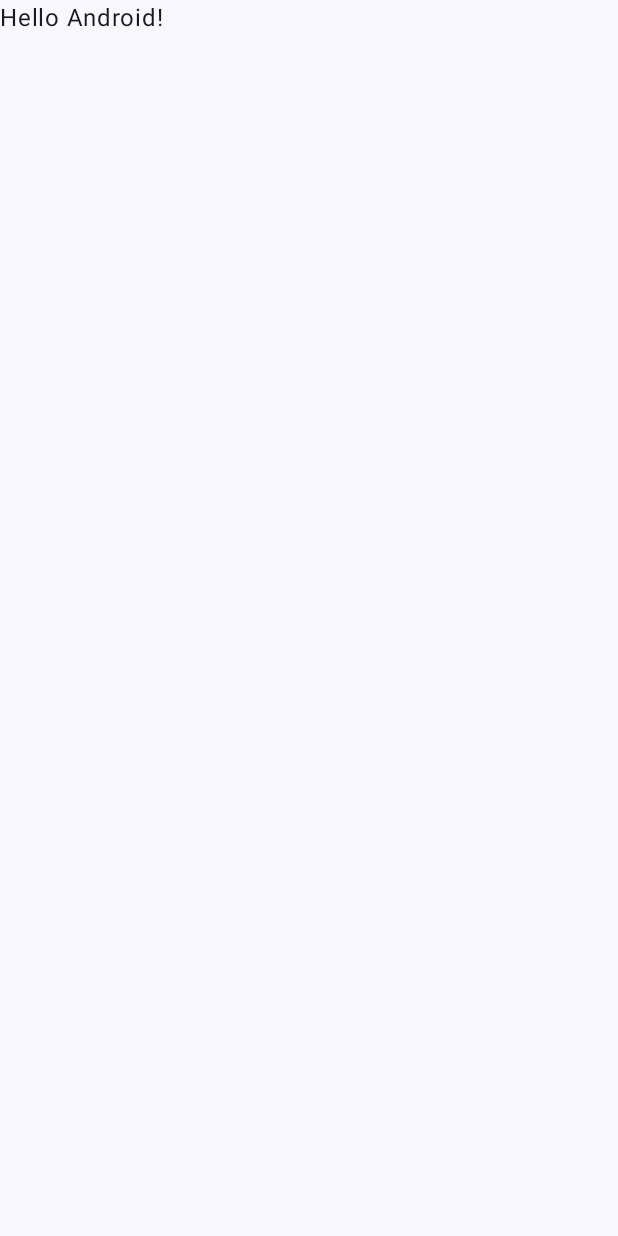
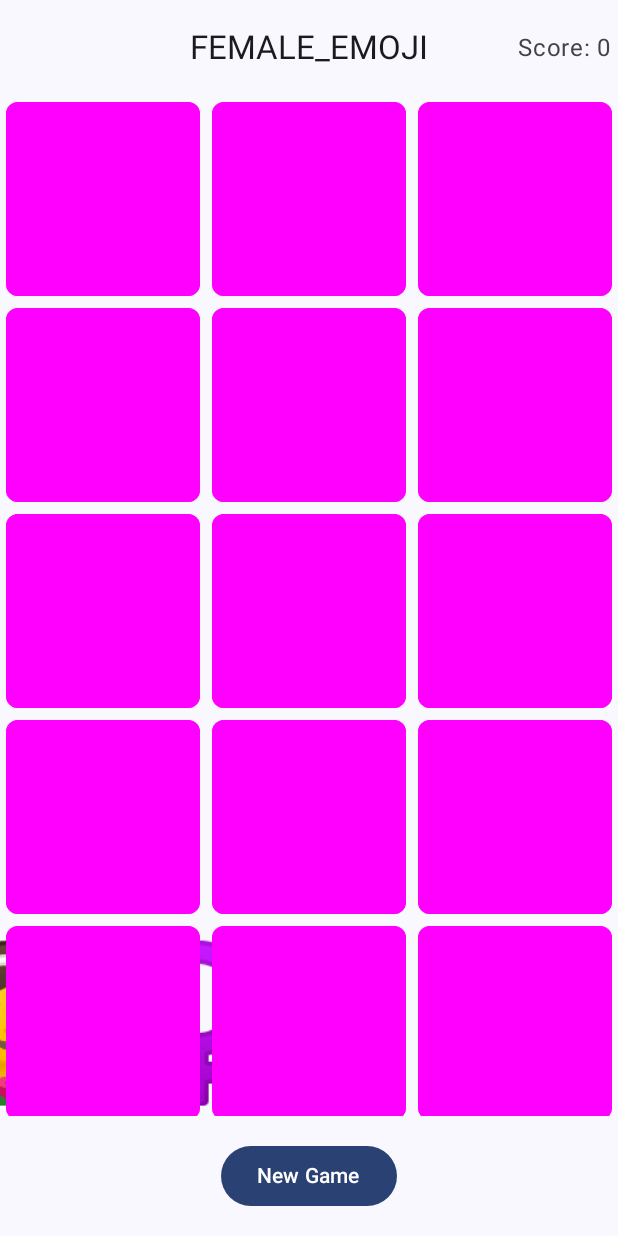
Before and after one commit to Redeeme/ThemedMemorizeAnd, an Android app built with Jetpack Compose: the screen it shows after launch (MainActivity), on a phone screen of 412 x 824 dp. Before the commit the screen is almost empty. Run offline under Robolectric (Android 15) with nearby library versions, the phone set to English and light mode, and no system bars.

```diff
--- a/app/build.gradle.kts
+++ b/app/build.gradle.kts
@@ -49,6 +49,7 @@ dependencies {
     implementation(libs.androidx.ui.graphics)
     implementation(libs.androidx.ui.tooling.preview)
     implementation(libs.androidx.material3)
+    implementation(libs.androidx.foundation)
     testImplementation(libs.junit)
     androidTestImplementation(libs.androidx.junit)
     androidTestImplementation(libs.androidx.espresso.core)
--- a/app/src/main/java/com/jf/themedmemorizeand/MainActivity.kt
+++ b/app/src/main/java/com/jf/themedmemorizeand/MainActivity.kt
@@ -4,44 +4,52 @@ import android.os.Bundle
 import androidx.activity.ComponentActivity
 import androidx.activity.compose.setContent
 import androidx.activity.enableEdgeToEdge
+import androidx.activity.viewModels
 import androidx.compose.foundation.layout.fillMaxSize
 import androidx.compose.foundation.layout.padding
+import androidx.compose.material3.CenterAlignedTopAppBar
+import androidx.compose.material3.ExperimentalMaterial3Api
 import androidx.compose.material3.Scaffold
 import androidx.compose.material3.Text
-import androidx.compose.runtime.Composable
 import androidx.compose.ui.Modifier
-import androidx.compose.ui.tooling.preview.Preview
+import androidx.lifecycle.compose.collectAsStateWithLifecycle
+import com.jf.themedmemorizeand.ui.EmojiGameView
 import com.jf.themedmemorizeand.ui.theme.ThemedMemorizeAndTheme
 
 class MainActivity : ComponentActivity() {
+
+    private val viewModel: MainViewModel by viewModels()
+
+    @OptIn(ExperimentalMaterial3Api::class)
     override fun onCreate(savedInstanceState: Bundle?) {
         super.onCreate(savedInstanceState)
+
         enableEdgeToEdge()
         setContent {
             ThemedMemorizeAndTheme {
-                Scaffold(modifier = Modifier.fillMaxSize()) { innerPadding ->
-                    Greeting(
-                        name = "Android",
-                        modifier = Modifier.padding(innerPadding)
+
+                val state = viewModel.uiState.collectAsStateWithLifecycle()
+
+                Scaffold(modifier = Modifier.fillMaxSize(),
+                    topBar = {
+                        CenterAlignedTopAppBar({state.value.game?.name?.let { Text(it) }},
+                            actions = {
+                                Text("Score: ${state.value.score}")
+                            })
+                    }) { innerPadding ->
+                    EmojiGameView(
+                        modifier = Modifier.padding(innerPadding),
+                        state = state.value,
+                        onReset = {
+                            viewModel.setupNewGame()
+                        },
+                        onCard = {
+                            viewModel.chooseCard(it)
+                        }
                     )
                 }
+
             }
         }
     }
 }
-
-@Composable
-fun Greeting(name: String, modifier: Modifier = Modifier) {
-    Text(
-        text = "Hello $name!",
-        modifier = modifier
-    )
-}
-
-@Preview(showBackground = true)
-@Composable
-fun GreetingPreview() {
-    ThemedMemorizeAndTheme {
-        Greeting("Android")
-    }
-}
--- /dev/null
+++ b/app/src/main/java/com/jf/themedmemorizeand/MainViewModel.kt
@@ -0,0 +1,49 @@
+package com.jf.themedmemorizeand
+
+import androidx.lifecycle.ViewModel
+import androidx.lifecycle.viewModelScope
+import com.jf.themedmemorizeand.data.Card
+import com.jf.themedmemorizeand.data.MemorizeGame
+import com.jf.themedmemorizeand.domain.EmojiGameProvider
+import com.jf.themedmemorizeand.ui.GameUiState
+import kotlinx.coroutines.flow.MutableStateFlow
+import kotlinx.coroutines.flow.asStateFlow
+import kotlinx.coroutines.flow.update
+import kotlinx.coroutines.launch
+
+class MainViewModel(
+    private val model: MemorizeGame = MemorizeGame()
+) : ViewModel() {
+    private val _uiState = MutableStateFlow(GameUiState())
+    val uiState = _uiState.asStateFlow()
+
+    init {
+        setupNewGame()
+    }
+
+    fun setupNewGame() {
+        viewModelScope.launch {
+            val game = EmojiGameProvider.getRandomGame()
+            model.createCards(game.emojiList)
+            _uiState.update { currentState ->
+                currentState.copy(
+                    cards = model.cards.toList(),
+                    game = game,
+                    score = model.score
+                )
+            }
+        }
+    }
+
+    fun chooseCard(card: Card) {
+        viewModelScope.launch {
+            model.chooseCard(card)
+            _uiState.update { currentState ->
+                currentState.copy(
+                    cards = model.cards.toList(),
+                    score = model.score
+                )
+            }
+        }
+    }
+}
--- /dev/null
+++ b/app/src/main/java/com/jf/themedmemorizeand/data/Card.kt
@@ -0,0 +1,8 @@
+package com.jf.themedmemorizeand.data
+
+data class Card(
+    var isFaceUp:Boolean = false,
+    var isMatched: Boolean = false,
+    val content: String,
+    val id: String
+)
--- /dev/null
+++ b/app/src/main/java/com/jf/themedmemorizeand/data/MemorizeGame.kt
@@ -0,0 +1,61 @@
+package com.jf.themedmemorizeand.data
+
+class MemorizeGame {
+    private val _cards: MutableList<Card> = mutableListOf()
+    val cards: List<Card> get() = _cards.toList()
+
+    var score: Int = 0
+
+    fun createCards(content: List<String>){
+        _cards.clear()
+        score = 0
+        content.forEachIndexed{ index,it->
+            _cards.add(
+                Card(
+                    content = it,
+                    id = "$index a"
+                )
+            )
+            _cards.add(
+                Card(
+                    content = it,
+                    id = "$index b"
+                )
+            )
+        }
+        _cards.shuffle()
+    }
+
+    fun chooseCard(card: Card) {
+        val index = _cards.indexOfFirst { it.id == card.id }
+        if (index != -1 && !_cards[index].isMatched) {
+            _cards[index] = _cards[index].copy(isFaceUp = !_cards[index].isFaceUp)
+        }
+        checkMatch()
+        checkScore()
+    }
+
+    private fun checkMatch(){
+        val cardsFaceUp = cards.filter { it.isFaceUp }
+        if (cardsFaceUp.count() == 3){
+            if (cardsFaceUp[0].content == cardsFaceUp[1].content){
+                cards[cards.indexOf(cardsFaceUp[0])].isMatched = true
+                cards[cards.indexOf(cardsFaceUp[1])].isMatched = true
+            }
+            cards.forEach{ it.isFaceUp = false }
+        }
+        if (cards.count { !it.isMatched } == 2){
+            if (cardsFaceUp.count() == 2){
+                cards[cards.indexOf(cardsFaceUp[0])].isMatched = true
+                cards[cards.indexOf(cardsFaceUp[1])].isMatched = true
+            }
+        }
+    }
+
+    private fun checkScore(){
+        val cardsMatches = cards.filter { it.isMatched }
+        if (cardsMatches.isNotEmpty()){
+            score = cardsMatches.count() / 2
+        }
+    }
+}
--- /dev/null
+++ b/app/src/main/java/com/jf/themedmemorizeand/domain/CardThemes.kt
@@ -0,0 +1,5 @@
+package com.jf.themedmemorizeand.domain
+
+enum class CardThemes{
+    SMILE_EMOJI, SAD_EMOJI, SCARY_EMOJI, ANIMAL_EMOJI, FEMALE_EMOJI, MALE_EMOJI
+}
--- /dev/null
+++ b/app/src/main/java/com/jf/themedmemorizeand/domain/EmojiGame.kt
@@ -0,0 +1,11 @@
+package com.jf.themedmemorizeand.domain
+
+import androidx.compose.ui.graphics.Color
+
+data class EmojiGame(
+    val name: String,
+    val emojiSet: CardThemes,
+    val numberOfPairs: Int,
+    val color: Color,
+    val emojiList: List<String>,
+)
--- /dev/null
+++ b/app/src/main/java/com/jf/themedmemorizeand/ui/EmojiGameView.kt
@@ -0,0 +1,128 @@
+package com.jf.themedmemorizeand.ui
+
+import androidx.compose.foundation.background
+import androidx.compose.foundation.border
+import androidx.compose.foundation.clickable
+import androidx.compose.foundation.layout.Box
+import androidx.compose.foundation.layout.Column
+import androidx.compose.foundation.layout.aspectRatio
+import androidx.compose.foundation.layout.fillMaxSize
+import androidx.compose.foundation.layout.fillMaxWidth
+import androidx.compose.foundation.layout.padding
+import androidx.compose.foundation.lazy.grid.GridCells
+import androidx.compose.foundation.lazy.grid.LazyVerticalGrid
+import androidx.compose.foundation.lazy.grid.items
+import androidx.compose.foundation.shape.RoundedCornerShape
+import androidx.compose.foundation.text.BasicText
+import androidx.compose.foundation.text.TextAutoSize
+import androidx.compose.material3.Button
+import androidx.compose.material3.Text
+import androidx.compose.runtime.Composable
+import androidx.compose.ui.Alignment
+import androidx.compose.ui.Modifier
+import androidx.compose.ui.graphics.Color
+import androidx.compose.ui.text.TextStyle
+import androidx.compose.ui.text.style.TextAlign
+import androidx.compose.ui.tooling.preview.Preview
+import androidx.compose.ui.unit.dp
+import androidx.compose.ui.unit.sp
+import com.jf.themedmemorizeand.data.Card
+import com.jf.themedmemorizeand.ui.theme.ThemedMemorizeAndTheme
+
+@Composable
+fun EmojiGameView(
+    modifier: Modifier = Modifier,
+    state: GameUiState,
+    onReset: () -> Unit = {},
+    onCard: (Card) -> Unit = {}
+) {
+    Column(
+        modifier = modifier.fillMaxSize(),
+        horizontalAlignment = Alignment.CenterHorizontally
+    ) {
+        Box(
+            modifier = Modifier
+                .weight(1f)
+                .fillMaxWidth()
+        ) {
+            LazyVerticalGrid(
+                columns = GridCells.Adaptive(minSize = 110.dp),
+                modifier = Modifier.fillMaxWidth()
+            ) {
+                items(state.cards, key = { it.id }) { card ->
+                    state.game?.color?.let {
+                        CardView(
+                            Modifier.clickable { onCard(card) },
+                            card,
+                            it
+                        )
+                    }
+                }
+            }
+        }
+
+        Button(
+            onClick = { onReset() },
+            modifier = Modifier.padding(vertical = 16.dp)
+        ) {
+            Text("New Game")
+        }
+    }
+
+
+}
+
+@Composable
+fun CardView(modifier: Modifier, card: Card, color: Color) {
+    Box(
+        contentAlignment = Alignment.Center,
+        modifier = modifier
+            .fillMaxWidth()
+            .aspectRatio(1f)
+            .padding(4.dp)
+    ) {
+        Box(
+            modifier = Modifier
+                .fillMaxSize()
+                .background(color = Color.White, shape = RoundedCornerShape(8.dp))
+                .border(width = 2.dp, color = color, shape = RoundedCornerShape(8.dp))
+        )
+        BasicText(
+            text = card.content,
+            style = TextStyle(
+                textAlign = TextAlign.Center
+            ),
+            modifier = Modifier.padding(4.dp),
+            autoSize = TextAutoSize.StepBased(
+                minFontSize = 10.sp,
+                maxFontSize = 100.sp,
+                stepSize = 10.sp
+            )
+        )
+        if (!card.isFaceUp) {
+            Box(
+                modifier = Modifier
+                    .fillMaxSize()
+                    .background(color = color, shape = RoundedCornerShape(8.dp))
+            )
+        }
+
+        if (card.isMatched) {
+            Box(
+                modifier = Modifier
+                    .fillMaxSize()
+                    .background(color = Color.White, shape = RoundedCornerShape(8.dp))
+            )
+        }
+    }
+}
+
+@Preview(showBackground = true)
+@Composable
+fun GreetingPreview() {
+    ThemedMemorizeAndTheme {
+        EmojiGameView(
+            state = GameUiState()
+        )
+    }
+}
--- /dev/null
+++ b/app/src/main/java/com/jf/themedmemorizeand/ui/GameUiState.kt
@@ -0,0 +1,10 @@
+package com.jf.themedmemorizeand.ui
+
+import com.jf.themedmemorizeand.data.Card
+import com.jf.themedmemorizeand.domain.EmojiGame
+
+data class GameUiState(
+    val cards: List<Card> = emptyList(),
+    val game: EmojiGame? = null,
+    val score: Int = 0,
+)
--- a/gradle/libs.versions.toml
+++ b/gradle/libs.versions.toml
@@ -8,6 +8,7 @@ espressoCore = "3.6.1"
 lifecycleRuntimeKtx = "2.8.7"
 activityCompose = "1.10.0"
 composeBom = "2024.04.01"
+foundation = "1.8.0-alpha08"
 
 [libraries]
 androidx-core-ktx = { group = "androidx.core", name = "core-ktx", version.ref = "coreKtx" }
@@ -18,6 +19,7 @@ androidx-lifecycle-runtime-ktx = { group = "androidx.lifecycle", name = "lifecyc
 androidx-activity-compose = { group = "androidx.activity", name = "activity-compose", version.ref = "activityCompose" }
 androidx-compose-bom = { group = "androidx.compose", name = "compose-bom", version.ref = "composeBom" }
 androidx-ui = { group = "androidx.compose.ui", name = "ui" }
+androidx-foundation = { group = "androidx.compose.foundation", name = "foundation", version.ref = "foundation" }
 androidx-ui-graphics = { group = "androidx.compose.ui", name = "ui-graphics" }
 androidx-ui-tooling = { group = "androidx.compose.ui", name = "ui-tooling" }
 androidx-ui-tooling-preview = { group = "androidx.compose.ui", name = "ui-tooling-preview" }
```
Also changed, not shown: app/src/main/java/com/jf/themedmemorizeand/domain/EmojiGameProvider.kt (added, +131 -0 lines).
